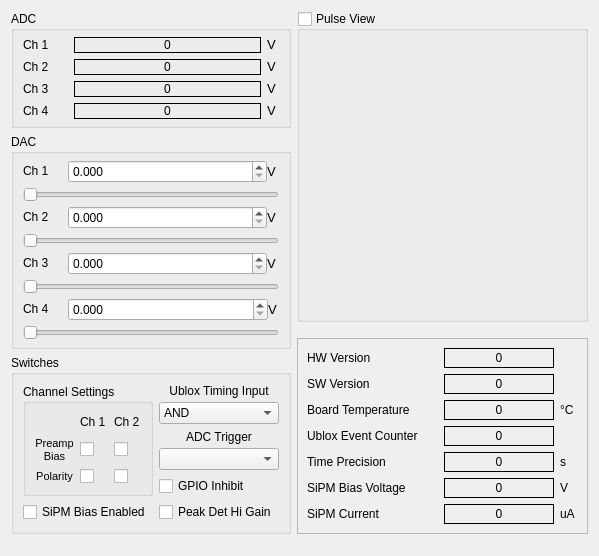
Qt form gui/src/parametermonitorform.ui (MuonPi/muondetector) before a commit.
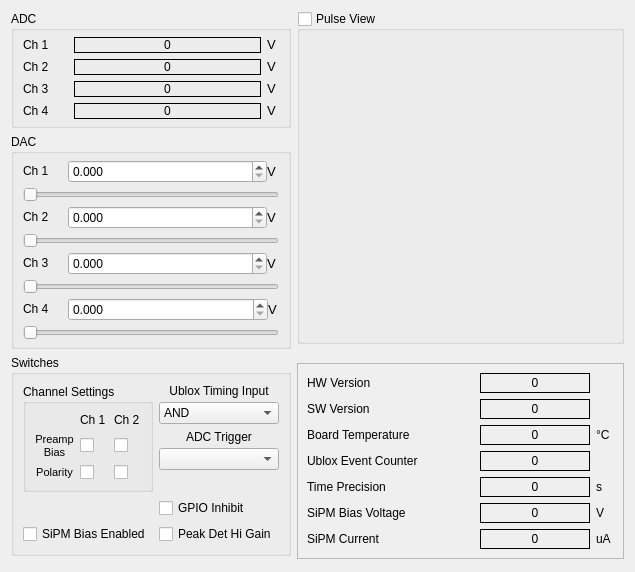
The same form after that commit. Custom widgets are drawn as their Qt base class.

Commit message: fixed broken layout in parameter monitoring tab

What changed in the file:
```diff
--- a/gui/src/parametermonitorform.ui
+++ b/gui/src/parametermonitorform.ui
@@ -6,8 +6,8 @@
    <rect>
     <x>0</x>
     <y>0</y>
-    <width>599</width>
-    <height>556</height>
+    <width>635</width>
+    <height>572</height>
    </rect>
   </property>
   <property name="sizePolicy">
@@ -859,9 +859,7 @@
         <string>Switches</string>
        </property>
        <layout class="QGridLayout" name="gridLayout_11">
-        <item row="0" column="0" rowspan="3">
-         <layout class="QVBoxLayout" name="verticalLayout_5">
-          <item>
+        <item row="0" column="0" rowspan="2">
            <widget class="QGroupBox" name="groupBox_4">
             <property name="minimumSize">
              <size>
@@ -1009,20 +1007,6 @@
             </layout>
            </widget>
           </item>
-          <item>
-           <widget class="QCheckBox" name="biasEnCheckBox">
-            <property name="font">
-             <font>
-              <pointsize>9</pointsize>
-             </font>
-            </property>
-            <property name="text">
-             <string>SiPM Bias Enabled</string>
-            </property>
-           </widget>
-          </item>
-         </layout>
-        </item>
         <item row="0" column="1">
          <layout class="QVBoxLayout" name="verticalLayout">
           <item>
@@ -1130,6 +1114,32 @@
          </layout>
         </item>
         <item row="1" column="1">
+         <spacer name="verticalSpacer_4">
+          <property name="orientation">
+           <enum>Qt::Vertical</enum>
+          </property>
+          <property name="sizeHint" stdset="0">
+           <size>
+            <width>20</width>
+            <height>7</height>
+           </size>
+          </property>
+         </spacer>
+        </item>
+        <item row="2" column="0">
+         <spacer name="verticalSpacer_5">
+          <property name="orientation">
+           <enum>Qt::Vertical</enum>
+          </property>
+          <property name="sizeHint" stdset="0">
+           <size>
+            <width>20</width>
+            <height>2</height>
+           </size>
+          </property>
+         </spacer>
+        </item>
+        <item row="2" column="1">
          <widget class="QCheckBox" name="gpioInhibitCheckBox">
           <property name="font">
            <font>
@@ -1141,7 +1151,19 @@
           </property>
          </widget>
         </item>
-        <item row="2" column="1">
+        <item row="3" column="0">
+         <widget class="QCheckBox" name="biasEnCheckBox">
+          <property name="font">
+           <font>
+            <pointsize>9</pointsize>
+           </font>
+          </property>
+          <property name="text">
+           <string>SiPM Bias Enabled</string>
+          </property>
+         </widget>
+        </item>
+        <item row="3" column="1">
          <widget class="QCheckBox" name="hiGainCheckBox">
           <property name="font">
            <font>
@@ -1156,6 +1178,19 @@
        </layout>
       </widget>
      </item>
+     <item>
+      <spacer name="verticalSpacer">
+       <property name="orientation">
+        <enum>Qt::Vertical</enum>
+       </property>
+       <property name="sizeHint" stdset="0">
+        <size>
+         <width>20</width>
+         <height>2</height>
+        </size>
+       </property>
+      </spacer>
+     </item>
     </layout>
    </item>
    <item row="0" column="1">
@@ -1175,7 +1210,7 @@
     </spacer>
    </item>
    <item row="0" column="2">
-    <layout class="QVBoxLayout" name="verticalLayout_6">
+    <layout class="QVBoxLayout" name="verticalLayout_5">
      <item>
       <widget class="QGroupBox" name="adcTraceGroupBox">
        <property name="sizePolicy">
@@ -1211,7 +1246,7 @@
        <property name="sizeHint" stdset="0">
         <size>
          <width>20</width>
-         <height>10</height>
+         <height>13</height>
         </size>
        </property>
       </spacer>
@@ -1730,26 +1765,14 @@
        </layout>
       </widget>
      </item>
-    </layout>
-   </item>
-   <item row="1" column="0">
-    <spacer name="verticalSpacer">
-     <property name="orientation">
-      <enum>Qt::Vertical</enum>
-     </property>
-     <property name="sizeHint" stdset="0">
-      <size>
-       <width>20</width>
-       <height>2</height>
-      </size>
-     </property>
-    </spacer>
-   </item>
-   <item row="1" column="2">
+     <item>
     <spacer name="verticalSpacer_2">
      <property name="orientation">
       <enum>Qt::Vertical</enum>
      </property>
+       <property name="sizeType">
+        <enum>QSizePolicy::Preferred</enum>
+       </property>
      <property name="sizeHint" stdset="0">
       <size>
        <width>20</width>
@@ -1757,6 +1780,8 @@
       </size>
      </property>
     </spacer>
+     </item>
+    </layout>
    </item>
   </layout>
  </widget>
```
Lines whose indentation alone changed are shown as unchanged.
